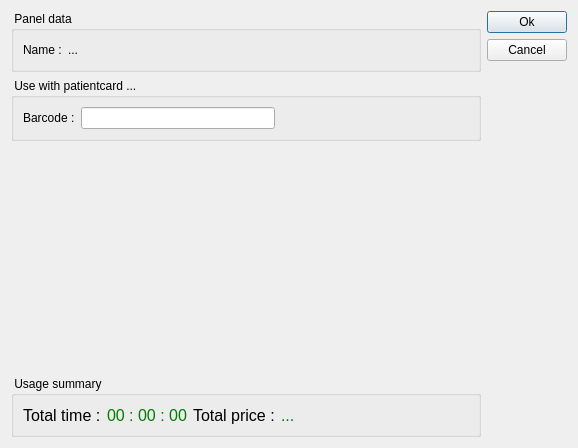
Above: client/dlgpaneluse.ui from tbikfalvi/Belenus before the change. Below: the same form after it.
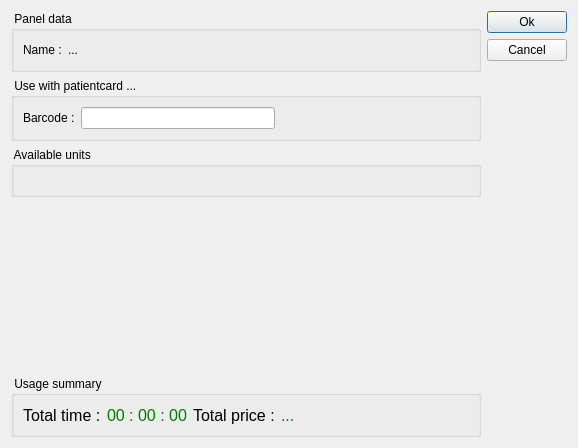
That is the form after the change.

Diff of the .ui file:
```diff
--- a/client/dlgpaneluse.ui
+++ b/client/dlgpaneluse.ui
@@ -88,6 +88,30 @@
        </layout>
       </widget>
      </item>
+     <item>
+      <widget class="QGroupBox" name="gbPatientCardUnits">
+       <property name="minimumSize">
+        <size>
+         <width>0</width>
+         <height>50</height>
+        </size>
+       </property>
+       <property name="title">
+        <string> Available units </string>
+       </property>
+       <layout class="QVBoxLayout" name="vlUnits">
+        <property name="spacing">
+         <number>3</number>
+        </property>
+        <property name="margin">
+         <number>0</number>
+        </property>
+        <item>
+         <layout class="QVBoxLayout" name="verticalLayout_4"/>
+        </item>
+       </layout>
+      </widget>
+     </item>
      <item>
       <spacer name="verticalSpacer_2">
        <property name="orientation">
```
